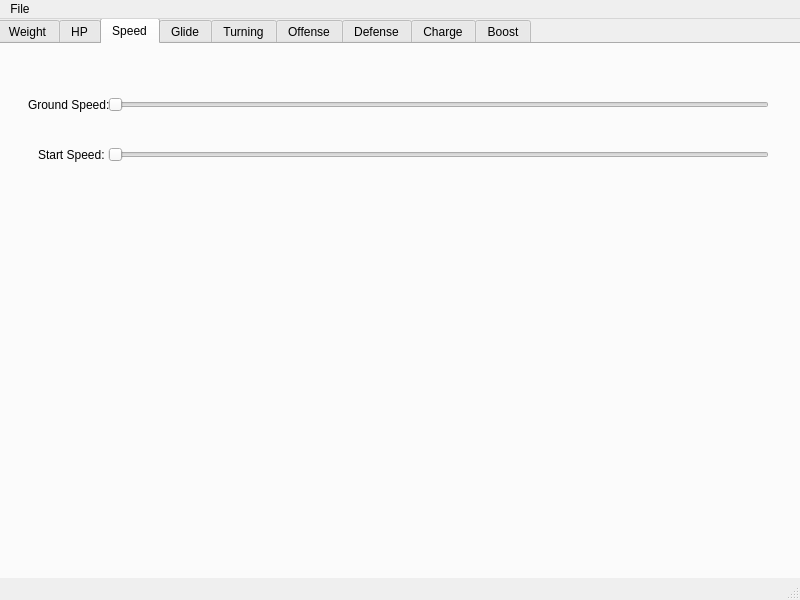
First picture: the form in star_garage.ui, repository ALPHAMARIOX/Star_Garage, before the edit.
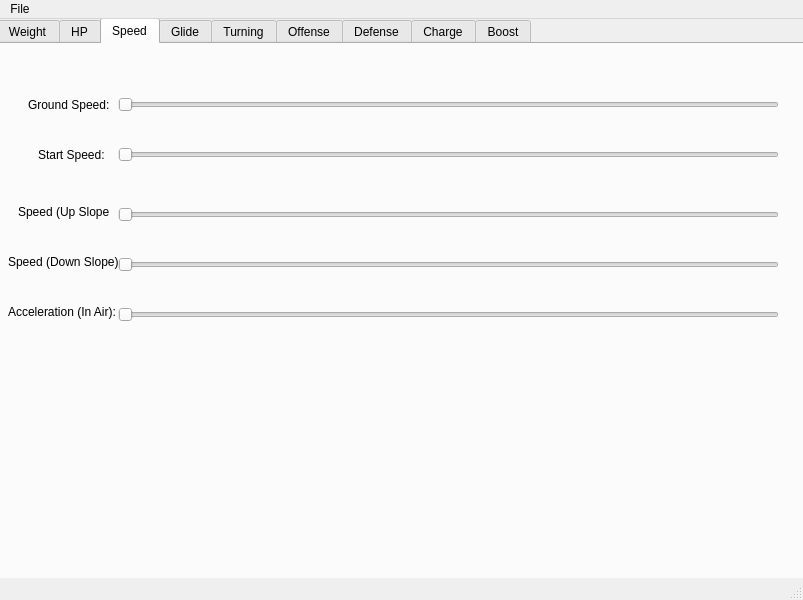
Second picture: the form after the edit. The open tabs and pages were chosen to show the change. Icons and pictures are not drawn.

Commit message: Nearly done a UI prototype. Now to finish the code part to make it work.

Patch:
```diff
--- a/star_garage.ui
+++ b/star_garage.ui
@@ -6,7 +6,7 @@
    <rect>
     <x>0</x>
     <y>0</y>
-    <width>800</width>
+    <width>803</width>
     <height>600</height>
    </rect>
   </property>
@@ -107,7 +107,7 @@
      <widget class="QSlider" name="hslGroundSpeed">
       <property name="geometry">
        <rect>
-        <x>110</x>
+        <x>120</x>
         <y>50</y>
         <width>661</width>
         <height>22</height>
@@ -133,7 +133,7 @@
      <widget class="QSlider" name="hslStartSpeed">
       <property name="geometry">
        <rect>
-        <x>110</x>
+        <x>120</x>
         <y>100</y>
         <width>661</width>
         <height>22</height>
@@ -143,6 +143,84 @@
        <enum>Qt::Horizontal</enum>
       </property>
      </widget>
+     <widget class="QLabel" name="lblSpeedUpSlope">
+      <property name="geometry">
+       <rect>
+        <x>20</x>
+        <y>160</y>
+        <width>91</width>
+        <height>16</height>
+       </rect>
+      </property>
+      <property name="text">
+       <string>Speed (Up Slope):</string>
+      </property>
+     </widget>
+     <widget class="QLabel" name="lblSpeedDownSlope">
+      <property name="geometry">
+       <rect>
+        <x>10</x>
+        <y>210</y>
+        <width>111</width>
+        <height>16</height>
+       </rect>
+      </property>
+      <property name="text">
+       <string>Speed (Down Slope):</string>
+      </property>
+     </widget>
+     <widget class="QLabel" name="lblAccelAir">
+      <property name="geometry">
+       <rect>
+        <x>10</x>
+        <y>260</y>
+        <width>111</width>
+        <height>16</height>
+       </rect>
+      </property>
+      <property name="text">
+       <string>Acceleration (In Air):</string>
+      </property>
+     </widget>
+     <widget class="QSlider" name="horizontalSlider">
+      <property name="geometry">
+       <rect>
+        <x>120</x>
+        <y>160</y>
+        <width>661</width>
+        <height>22</height>
+       </rect>
+      </property>
+      <property name="orientation">
+       <enum>Qt::Horizontal</enum>
+      </property>
+     </widget>
+     <widget class="QSlider" name="horizontalSlider_2">
+      <property name="geometry">
+       <rect>
+        <x>120</x>
+        <y>210</y>
+        <width>661</width>
+        <height>22</height>
+       </rect>
+      </property>
+      <property name="orientation">
+       <enum>Qt::Horizontal</enum>
+      </property>
+     </widget>
+     <widget class="QSlider" name="horizontalSlider_3">
+      <property name="geometry">
+       <rect>
+        <x>120</x>
+        <y>260</y>
+        <width>661</width>
+        <height>22</height>
+       </rect>
+      </property>
+      <property name="orientation">
+       <enum>Qt::Horizontal</enum>
+      </property>
+     </widget>
     </widget>
     <widget class="QWidget" name="tbGlide">
      <attribute name="icon">
@@ -356,7 +434,7 @@
     <rect>
      <x>0</x>
      <y>0</y>
-     <width>800</width>
+     <width>803</width>
      <height>21</height>
     </rect>
    </property>
```
Left out of the diff: 240 changed lines with no effect on the pictures. The commit also changes 1 other file.
